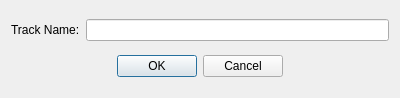
Before: the Qt Designer form forms/AddTrackDialog.ui in jeremyabel/Prism, drawn with Qt 5.
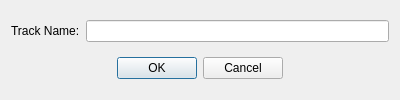
After: the same form once the commit is applied.

Commit message: height corrected

```diff
--- a/forms/AddTrackDialog.ui
+++ b/forms/AddTrackDialog.ui
@@ -7,7 +7,7 @@
     <x>0</x>
     <y>0</y>
     <width>400</width>
-    <height>98</height>
+    <height>100</height>
    </rect>
   </property>
   <property name="windowTitle">
```
